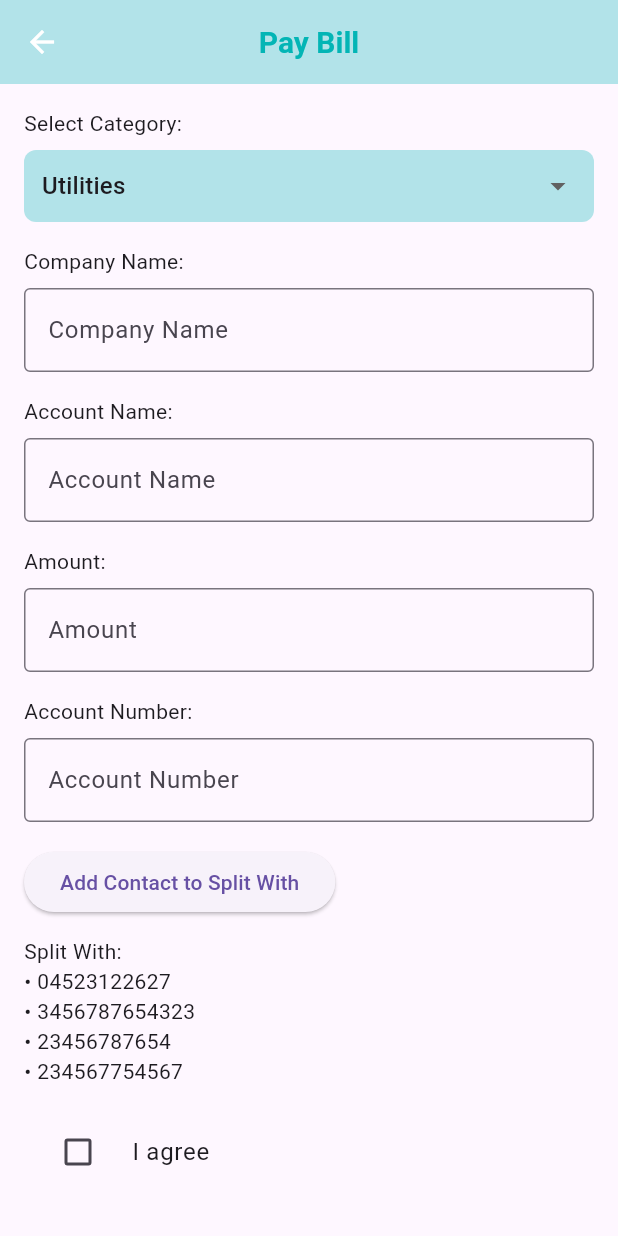
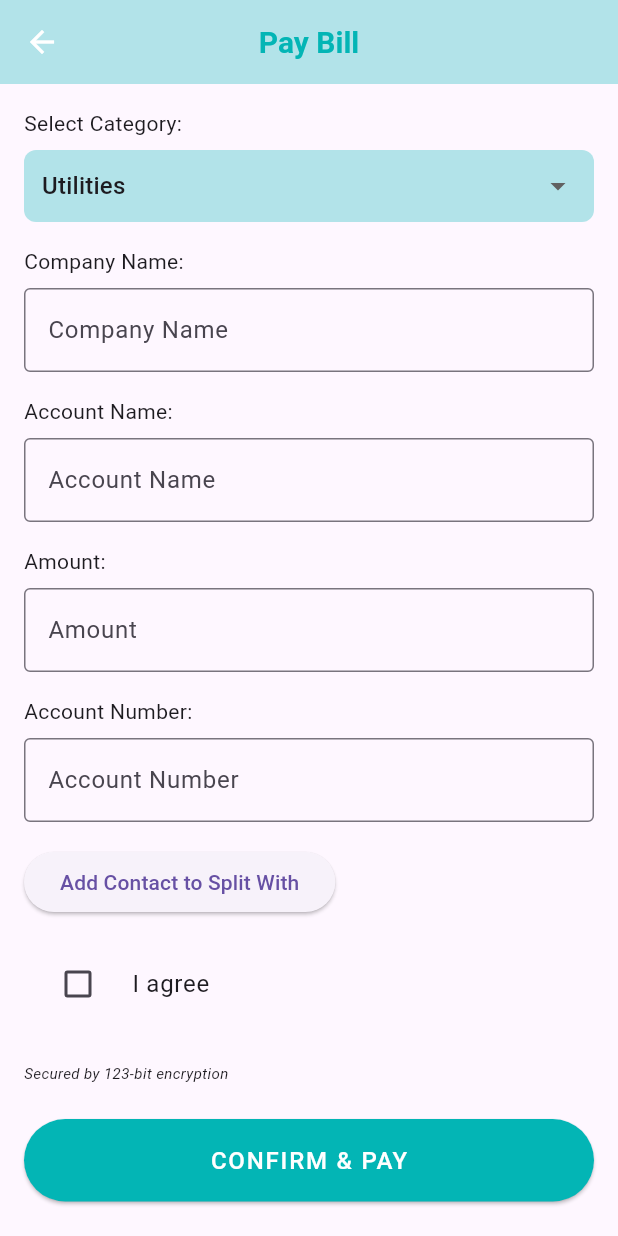
Before and after one commit to suzata12/quickpayapp, a Flutter app: the PayBillScreen screen opened by its route, on a phone screen of 412 x 824 dp. Run offline on Flutter 3.47's test engine with Material 3 defaults, Android fonts, the light colour scheme and no system bars; our stand-ins replace contacts_service, image_picker, permission_handler.

Commit message:
new changes

```diff
--- a/lib/screens/pay_bill_screen.dart
+++ b/lib/screens/pay_bill_screen.dart
@@ -133,15 +133,15 @@ class _PayBillScreenState extends State<PayBillScreen> {
                 onPressed: _selectContact,
                 child: const Text('Add Contact to Split With'),
               ),
-              if (_splitContacts.isNotEmpty)
-                Column(
-                  crossAxisAlignment: CrossAxisAlignment.start,
-                  children: [
-                    const SizedBox(height: 12),
-                    const Text('Split With:'),
-                    ..._splitContacts.map((c) => Text('• $c')),
-                  ],
-                ),
+              // if (_splitContacts.isNotEmpty)
+              //   Column(
+              //     crossAxisAlignment: CrossAxisAlignment.start,
+              //     children: [
+              //       const SizedBox(height: 12),
+              //       const Text('Split With:'),
+              //       ..._splitContacts.map((c) => Text('• $c')),
+              //     ],
+              //   ),
               const SizedBox(height: 16),
               CheckboxListTile(
                 value: _agreeChecked,
```
